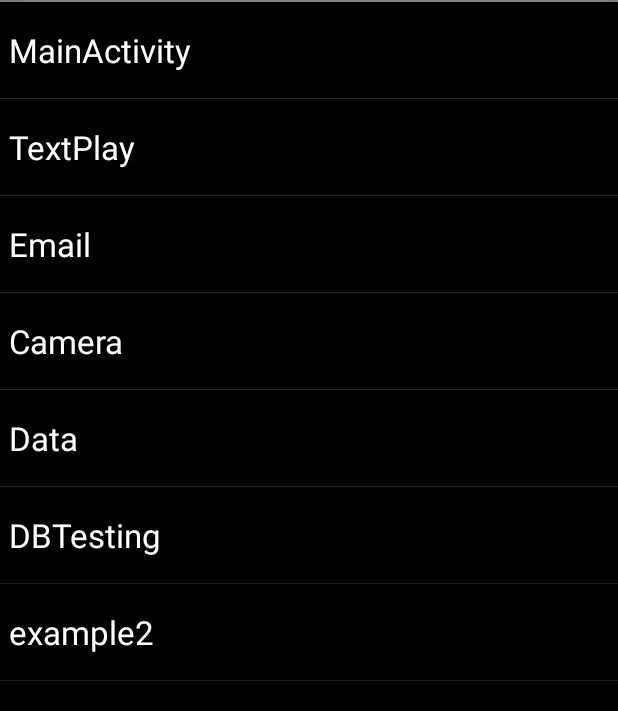
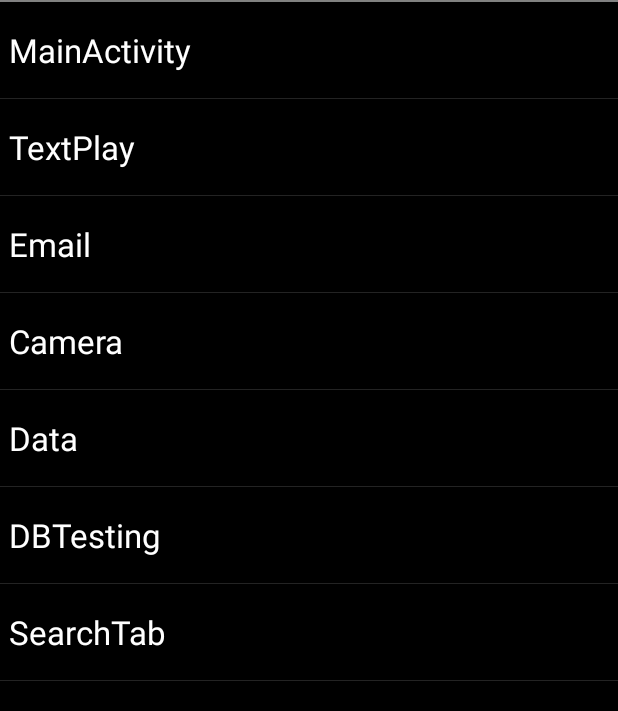
Before and after one commit to dmrajkarthick/MyFirstApp, an Android app: the screen it shows after launch (Menu), on a phone screen of 412 x 824 dp, the part 36-747 px from its top. Run offline under Robolectric (Android 15) with nearby library versions, the phone set to English and light mode, and no system bars.

Commit message:
Checking in Search Tab related files.

```diff
--- a/app/build.gradle
+++ b/app/build.gradle
@@ -29,4 +29,5 @@ dependencies {
     compile 'com.android.support:design:25.3.1'
     compile files('libs/apache-httpcomponents-httpcore.jar')
     compile files('libs/apache-httpcomponents-httpclient.jar')
+
 }
--- a/app/src/main/java/com/example/rkarthic/myfirstapp/Menu.java
+++ b/app/src/main/java/com/example/rkarthic/myfirstapp/Menu.java
@@ -18,7 +18,7 @@ import android.widget.TextView;
 public class Menu extends ListActivity
 {
 
-    String[] classes = {"MainActivity", "TextPlay" , "Email", "Camera", "Data", "DBTesting", "example2"};
+    String[] classes = {"MainActivity", "TextPlay" , "Email", "Camera", "Data", "DBTesting", "SearchTab"};
 
     @Override
     protected void onCreate(Bundle savedInstanceState) {
--- a/app/src/main/res/menu/cool_menu.xml
+++ b/app/src/main/res/menu/cool_menu.xml
@@ -1,17 +1,27 @@
 <?xml version="1.0" encoding="utf-8"?>
-<menu xmlns:compat="http://schemas.android.com/apk/res-auto"
-    xmlns:android="http://schemas.android.com/apk/res/android">
+<menu xmlns:android="http://schemas.android.com/apk/res/android"
+    xmlns:app="http://schemas.android.com/apk/res-auto">
+
+
+    <item android:id="@+id/menuSearch"
+        android:title="Search"
+        android:icon="@android:drawable/ic_menu_search"
+        app:actionViewClass="android.widget.SearchView"
+        app:showAsAction="always"
+        ></item>
+
     <item
         android:title="About Us"
         android:id="@+id/aboutUs"
         android:numericShortcut="1"
-        compat:showAsAction="collapseActionView"
-        android:alphabeticShortcut="a"/>
+        app:showAsAction="collapseActionView"/>
 
     <item
         android:title="Preferences"
         android:id="@+id/preferences"
-        compat:showAsAction="collapseActionView"/>
+        app:showAsAction="collapseActionView"/>
+
+
 
     <item
         android:title="Exit"
```
Also changed, not shown: app/src/main/AndroidManifest.xml (+7 -0 lines), app/src/main/java/com/example/rkarthic/myfirstapp/MainActivity.java (+18 -0 lines), app/src/main/java/com/example/rkarthic/myfirstapp/SearchTab.java (added, +57 -0 lines), app/src/main/res/drawable/ic_clear_black_24dp.xml (added, +9 -0 lines), app/src/main/res/drawable/ic_search_black_24dp.xml (added, +9 -0 lines), app/src/main/res/layout/search2.xml (added, +10 -0 lines), app/src/main/res/values/strings.xml (+21 -0 lines), app/src/main/ic_launcher-web.png (added), app/src/main/res/drawable-hdpi/ic_action_navigation_arrow_back.png (added), app/src/main/res/drawable-mdpi/ic_action_navigation_arrow_back.png (added), app/src/main/res/drawable-xhdpi/ic_action_navigation_arrow_back.png (added), app/src/main/res/drawable-xxhdpi/ic_action_navigation_arrow_back.png (added), app/src/main/res/mipmap-hdpi/ic_launcher.png, app/src/main/res/mipmap-mdpi/ic_launcher.png, 3 more files.
